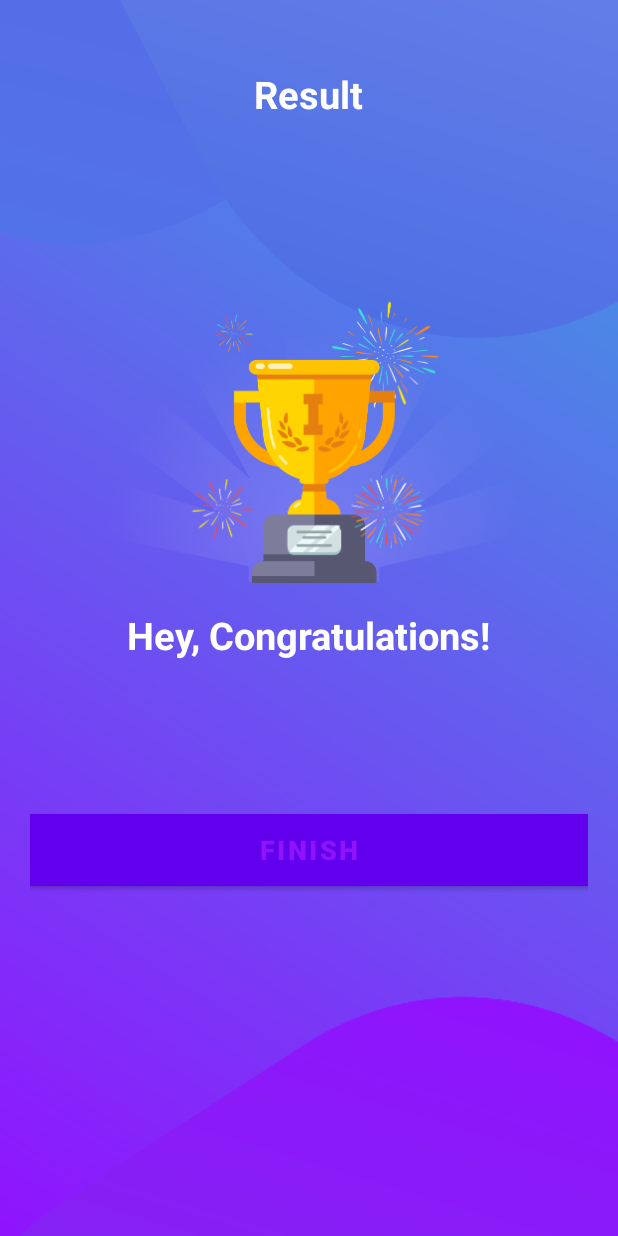
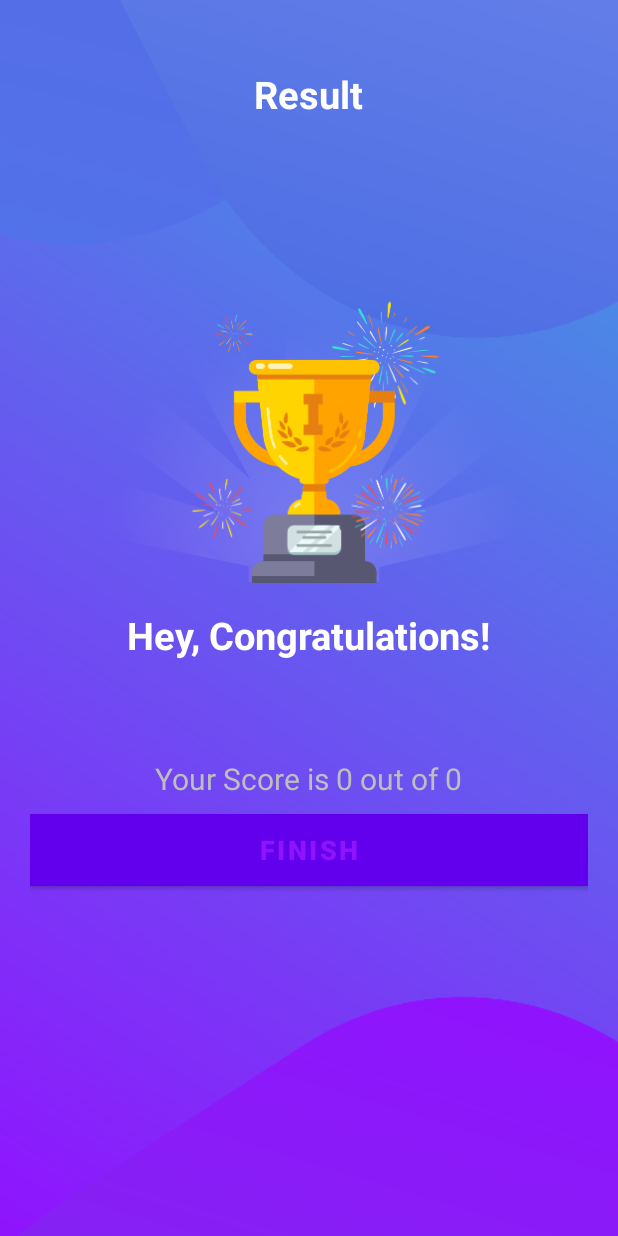
Before and after one commit to abubaker-cs/QuizApp, an Android app: the ResultActivity screen opened directly, with no data from a screen before it, on a phone screen of 412 x 824 dp. Run offline under Robolectric (Android 15) with nearby library versions, the phone set to English and light mode, and no system bars; our stand-ins replace data binding; 1 statement that could not run was skipped.

```diff
--- a/app/src/main/java/org/abubaker/quizapp/MainActivity.kt
+++ b/app/src/main/java/org/abubaker/quizapp/MainActivity.kt
@@ -5,6 +5,7 @@ import android.os.Bundle
 import android.widget.Toast
 import androidx.appcompat.app.AppCompatActivity
 import androidx.databinding.DataBindingUtil
+import org.abubaker.quizapp.data.Constants
 import org.abubaker.quizapp.databinding.ActivityMainBinding
 
 class MainActivity : AppCompatActivity() {
@@ -29,6 +30,10 @@ class MainActivity : AppCompatActivity() {
                 Toast.makeText(this, "Please enter your name", Toast.LENGTH_SHORT).show()
             } else {
                 val intent = Intent(this, QuizQuestionsActivity::class.java)
+
+                // Send extra info to the QuizQuestionsActivity through using intent.putExtra()
+                intent.putExtra(Constants.USER_NAME, binding.etName.text.toString())
+
                 startActivity(intent)
                 finish() // Close the main / active activity
             }
--- a/app/src/main/java/org/abubaker/quizapp/ResultActivity.kt
+++ b/app/src/main/java/org/abubaker/quizapp/ResultActivity.kt
@@ -1,11 +1,37 @@
 package org.abubaker.quizapp
 
+import android.content.Intent
 import androidx.appcompat.app.AppCompatActivity
 import android.os.Bundle
+import androidx.databinding.DataBindingUtil
+import org.abubaker.quizapp.data.Constants
+import org.abubaker.quizapp.databinding.ActivityMainBinding
+import org.abubaker.quizapp.databinding.ActivityResultBinding
 
 class ResultActivity : AppCompatActivity() {
+
+    // Binding Object
+    private lateinit var binding: ActivityResultBinding
+
     override fun onCreate(savedInstanceState: Bundle?) {
         super.onCreate(savedInstanceState)
-        setContentView(R.layout.activity_result)
+        // setContentView(R.layout.activity_result)
+        binding = DataBindingUtil.setContentView(this, R.layout.activity_result)
+
+        /**
+         * Catch Information
+         */
+        val username = intent.getStringArrayExtra(Constants.USER_NAME)
+        binding.tvName.text = username.toString()
+
+        val totalQuestions = intent.getIntExtra(Constants.TOTAL_QUESTIONS, 0)
+        val correctAnswer = intent.getIntExtra(Constants.CORRECT_ANSWERS, 0)
+
+        binding.tvScore.text = "Your Score is $correctAnswer out of $totalQuestions"
+
+        binding.btnFinish.setOnClickListener {
+            startActivity(Intent(this, MainActivity::class.java))
+        }
+
     }
 }
--- a/app/src/main/java/org/abubaker/quizapp/data/Constants.kt
+++ b/app/src/main/java/org/abubaker/quizapp/data/Constants.kt
@@ -3,6 +3,10 @@ package org.abubaker.quizapp.data
 import org.abubaker.quizapp.R
 
 object Constants {
+
+    const val USER_NAME: String = "user_name"
+    const val TOTAL_QUESTIONS: String = "total_questions"
+    const val CORRECT_ANSWERS: String = "correct_answers"
 
     fun getQuestions(): ArrayList<Question> {
         val questionsList = ArrayList<Question>()
```
Also changed, not shown: app/src/main/java/org/abubaker/quizapp/QuizQuestionsActivity.kt (+26 -6 lines).
